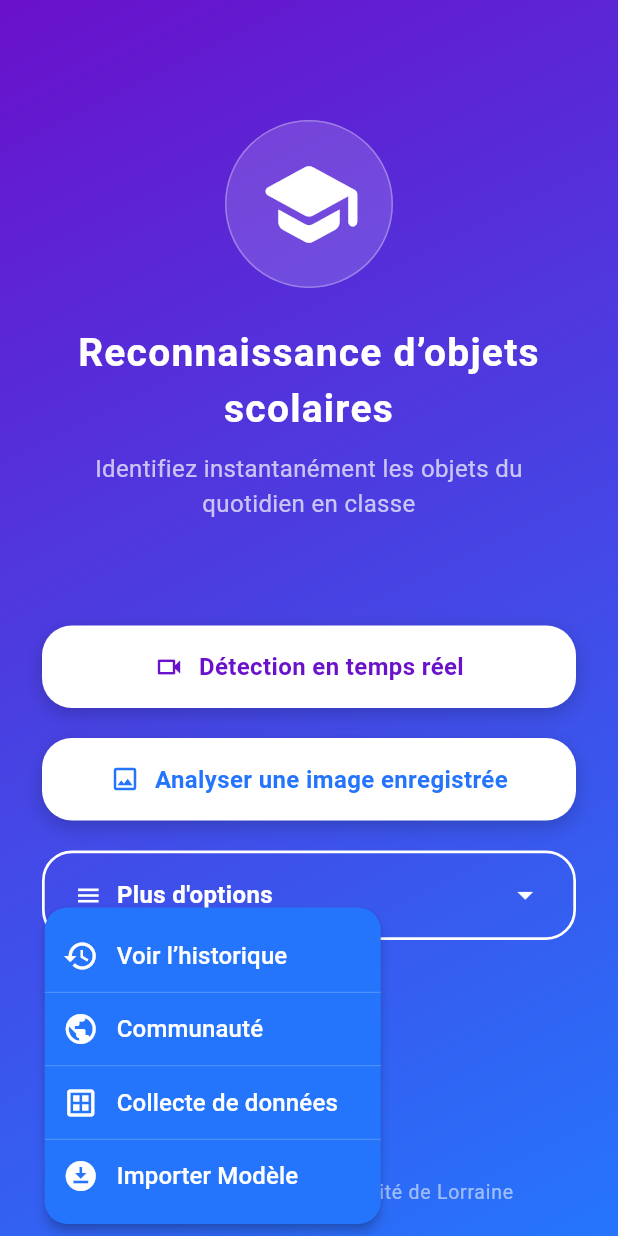
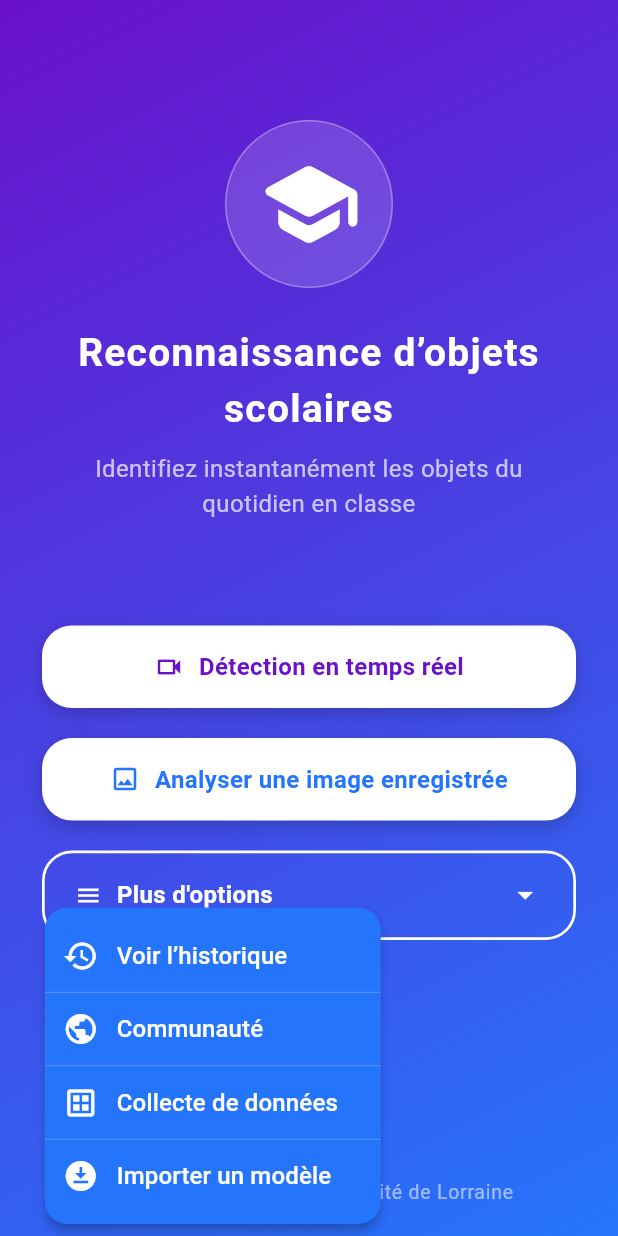
Before and after one commit to EskYzK/SAE5.01DevAvance, a Flutter app: the screen it shows after launch, after a tap on "Plus d'options", on a phone screen of 412 x 824 dp. Run offline on Flutter 3.47's test engine with Material 3 defaults, Android fonts, the phone set to English and light mode, and no system bars; our stand-ins replace camera, cloud_firestore, file_picker, firebase_core, firebase_storage, image_picker and 3 more; missing offline and left inert: flutter_vision; accounts and stored records are empty; project files that could hold a hidden picture were left out.

Commit message:
:speech_balloon: Correction d'un texte sur la page d'accueil

```diff
--- a/school_object_detector/lib/screens/home_screen.dart
+++ b/school_object_detector/lib/screens/home_screen.dart
@@ -295,7 +295,7 @@ class HomeScreen extends StatelessWidget {
                 children: [
                   Icon(Icons.download_for_offline, color: Colors.white),
                   SizedBox(width: 12),
-                  Text('Importer Modèle', style: TextStyle(color: Colors.white, fontSize: 16)),
+                  Text('Importer un modèle', style: TextStyle(color: Colors.white, fontSize: 16)),
                 ],
               ),
             ),
```
